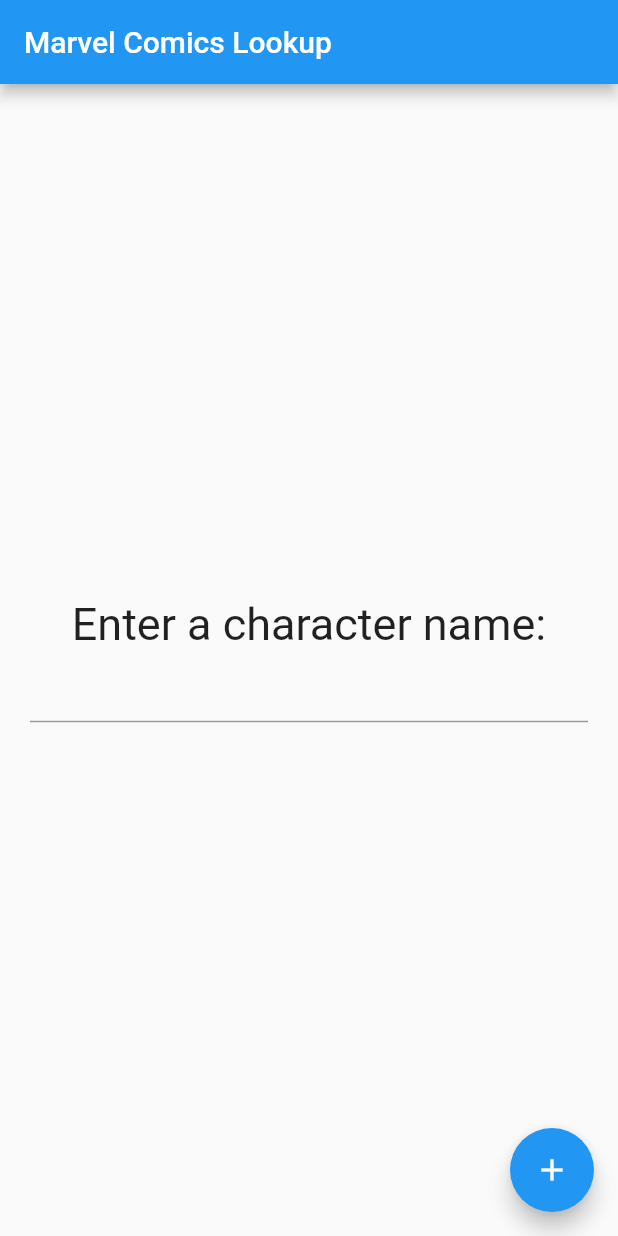
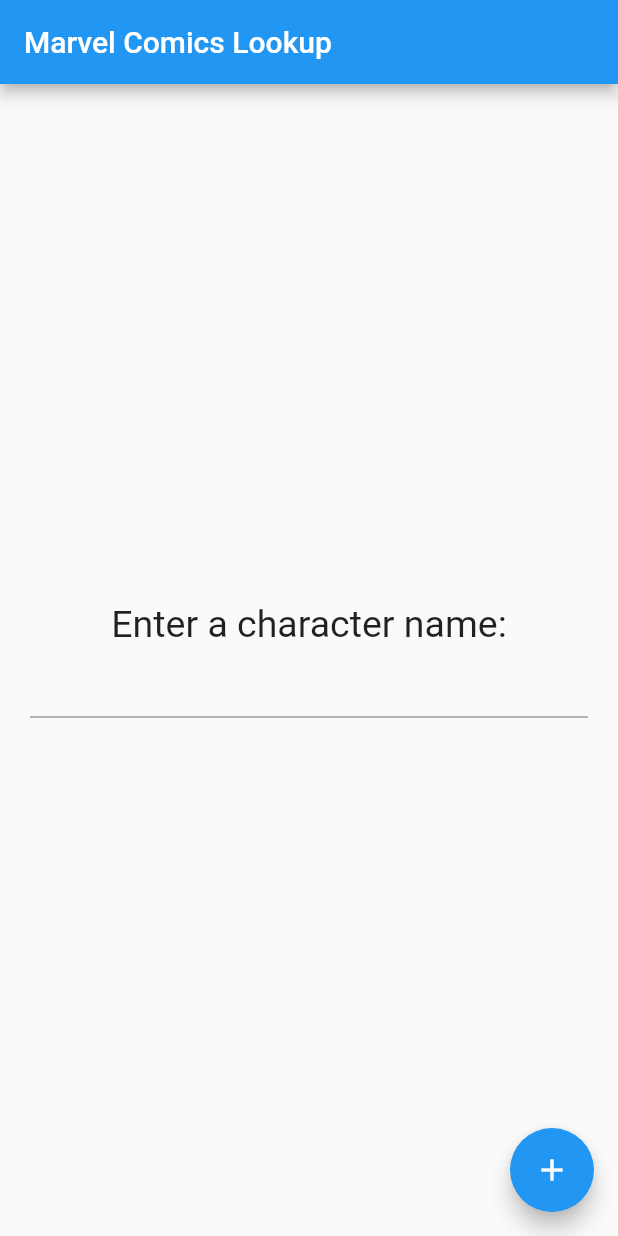
Before and after one commit to rapPayne/marvel-explorer, a Flutter app: the screen it shows after launch, on a phone screen of 412 x 824 dp. Run offline on Flutter 3.47's test engine with Material 2 defaults, Android fonts, the phone set to English and light mode, and no system bars.

Commit message:
Added http

```diff
--- a/app/lib/main.dart
+++ b/app/lib/main.dart
@@ -1,4 +1,5 @@
 import 'package:flutter/material.dart';
+import 'package:http/http.dart';
 
 void main() => runApp(MyApp());
 
@@ -64,7 +65,7 @@ class _MyHomePageState extends State<MyHomePage> {
               children: <Widget>[
                 Text(
                   'Enter a character name:',
-                  style: TextStyle(fontSize: 30),
+                  style: TextStyle(fontSize: 25),
                 ),
                 TextField(
                   controller: characterNameController,
--- a/app/pubspec.yaml
+++ b/app/pubspec.yaml
@@ -15,6 +15,7 @@ environment:
 dependencies:
   flutter:
     sdk: flutter
+  http: ^0.12.0+1
 
   # The following adds the Cupertino Icons font to your application.
   # Use with the CupertinoIcons class for iOS style icons.
```
